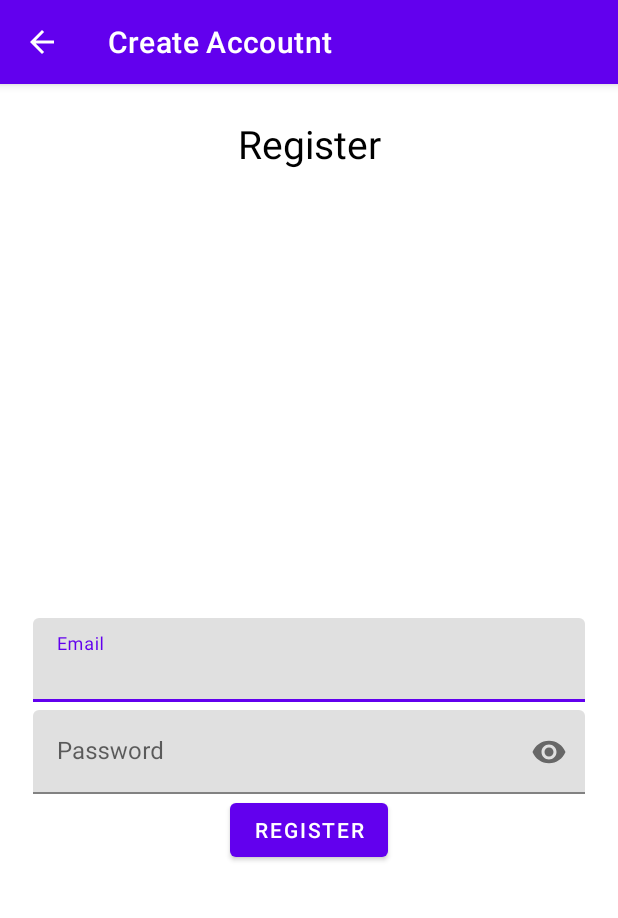
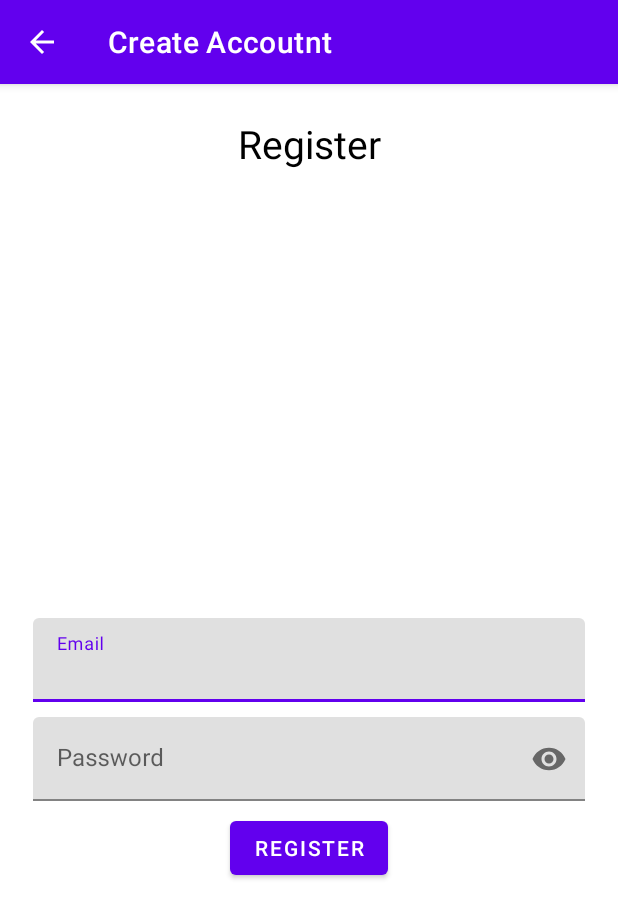
Before and after one commit to anisurMahmud/social_media_sdp4, an Android app: the RegisterActivity screen opened directly, with no data from a screen before it, on a phone screen of 412 x 824 dp. Shown: the top 918 px of the screen. Run offline under Robolectric (Android 15) with nearby library versions, the phone set to English and light mode, and no system bars; our stand-ins replace Firebase (no records; nobody signed in at launch, a user with empty details on screens opened directly).

Commit message:
change design

```diff
--- a/app/src/main/res/layout/activity_main.xml
+++ b/app/src/main/res/layout/activity_main.xml
@@ -24,8 +24,11 @@
         android:layout_above="@+id/login_btn"
         android:layout_marginBottom="10dp"
 
+        android:text="Register"
 
-        android:text="Register" />
+
+
+        />
 
     <Button
         android:id="@+id/login_btn"
--- a/app/src/main/res/layout/activity_register.xml
+++ b/app/src/main/res/layout/activity_register.xml
@@ -5,7 +5,9 @@
     android:layout_width="match_parent"
     android:layout_height="match_parent"
     tools:context=".RegisterActivity"
-    android:padding="22dp">
+    android:padding="22dp"
+    >
+
 
 
     <TextView
@@ -46,7 +48,7 @@
         android:id="@+id/passwordTTL"
         android:layout_below="@id/emailTTL"
         app:passwordToggleEnabled="true"
-        android:layout_marginTop="5dp"
+        android:layout_marginTop="10dp"
         >
         <EditText
             android:id="@+id/passwordEt"
@@ -69,6 +71,10 @@
         android:text="Register"
         android:layout_centerHorizontal="true"
         android:layout_below="@id/passwordTTL"
+        android:layout_marginTop="7dp"
+
+
+
         />
 
 
```
